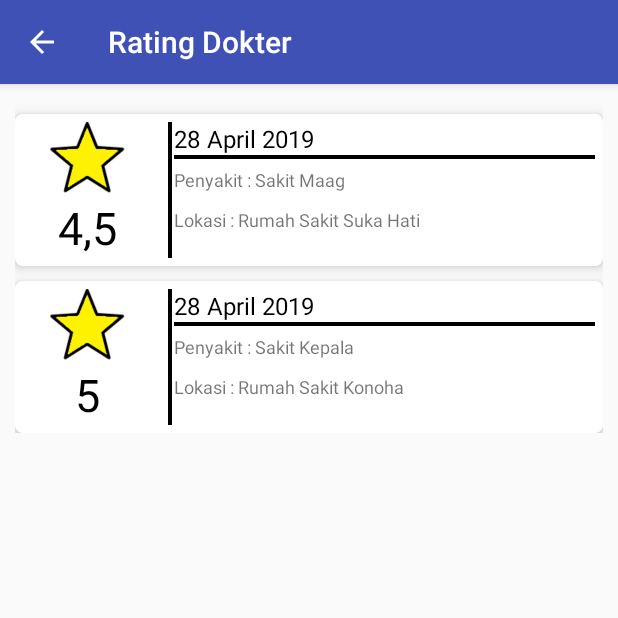
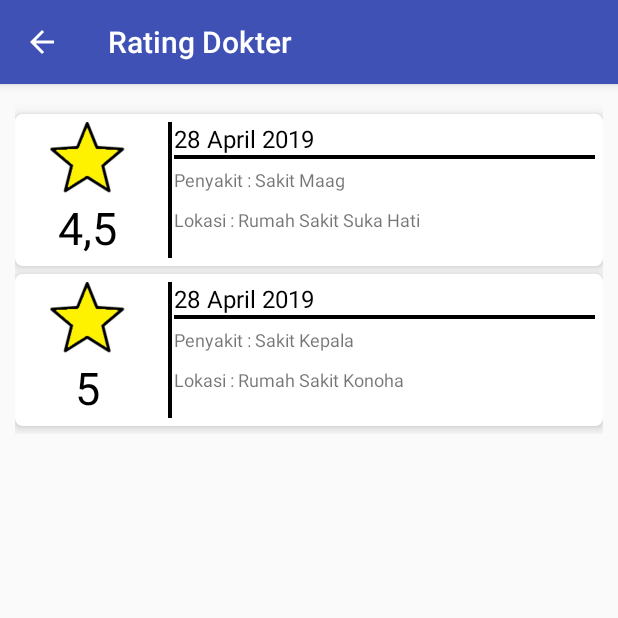
Before and after one commit to qprocompany/EzMedicPasien, an Android app: the RatingHistory screen opened directly, with no data from a screen before it, on a phone screen of 412 x 824 dp, the top half of it. Run offline under Robolectric (Android 15) with nearby library versions, the light colour scheme and no system bars.

Commit message:
new = resep dokter update = menu appoint dan rating history

```diff
--- a/app/src/main/AndroidManifest.xml
+++ b/app/src/main/AndroidManifest.xml
@@ -9,6 +9,7 @@
         android:roundIcon="@mipmap/ic_launcher_round"
         android:supportsRtl="true"
         android:theme="@style/AppTheme">
+        <activity android:name=".ResepDokter"></activity>
         <activity android:name=".MenuActivity">
             <intent-filter>
                 <action android:name="android.intent.action.MAIN" />
--- a/app/src/main/res/layout/activity_rating_history.xml
+++ b/app/src/main/res/layout/activity_rating_history.xml
@@ -23,32 +23,32 @@
                 android:id="@+id/popTelepon"
                 android:layout_width="match_parent"
                 android:layout_height="wrap_content"
+                android:layout_marginTop="10dp"
                 android:background="@drawable/radius"
-                android:orientation="horizontal"
                 android:elevation="5dp"
-                android:layout_marginTop="10dp">
+                android:orientation="horizontal">
 
 
                 <LinearLayout
                     android:layout_width="wrap_content"
                     android:layout_height="match_parent"
-                    android:orientation="vertical"
-                    android:layout_margin="5dp">
+                    android:layout_margin="5dp"
+                    android:orientation="vertical">
 
                     <ImageView
                         android:layout_width="75dp"
                         android:layout_height="50dp"
-                        android:layout_weight="1"
                         android:layout_marginLeft="5dp"
                         android:layout_marginRight="5dp"
+                        android:layout_weight="1"
                         app:srcCompat="@drawable/rating" />
 
                     <LinearLayout
                         android:layout_width="wrap_content"
                         android:layout_height="wrap_content"
-                        android:orientation="horizontal"
+                        android:layout_gravity="center_horizontal"
                         android:gravity="center_horizontal"
-                        android:layout_gravity="center_horizontal">
+                        android:orientation="horizontal">
 
                         <TextView
                             android:id="@+id/textView18"
@@ -66,21 +66,20 @@
                 <LinearLayout
                     android:layout_width="wrap_content"
                     android:layout_height="match_parent"
-                    android:padding="1dp"
-                    android:background="@color/colorBlack"
                     android:layout_marginLeft="5dp"
                     android:layout_marginTop="5dp"
+                    android:layout_marginRight="1dp"
                     android:layout_marginBottom="5dp"
-                    android:layout_marginRight="1dp">
-                </LinearLayout>
+                    android:background="@color/colorBlack"
+                    android:padding="1dp"></LinearLayout>
 
                 <LinearLayout
                     android:layout_width="match_parent"
                     android:layout_height="match_parent"
-                    android:orientation="vertical"
+                    android:layout_marginTop="5dp"
                     android:layout_marginRight="5dp"
-                    android:layout_marginTop="5dp"
-                    android:layout_marginBottom="5dp">
+                    android:layout_marginBottom="5dp"
+                    android:orientation="vertical">
 
                     <TextView
                         android:id="@+id/textView19"
@@ -88,32 +87,32 @@
                         android:layout_height="wrap_content"
                         android:text="28 April 2019"
                         android:textColor="@color/colorBlack"
-                        android:textSize="16dp"/>
+                        android:textSize="16dp" />
 
                     <LinearLayout
                         android:layout_width="match_parent"
                         android:layout_height="wrap_content"
-                        android:padding="1dp"
-                        android:background="@color/colorBlack">
-                    </LinearLayout>
+                        android:background="@color/colorBlack"
+                        android:padding="1dp"></LinearLayout>
 
                     <TextView
                         android:id="@+id/textView20"
                         android:layout_width="wrap_content"
                         android:layout_height="wrap_content"
+                        android:layout_marginTop="5dp"
                         android:text="Penyakit : Sakit Maag"
-                        android:layout_marginTop="5dp"
-                        android:textSize="12dp"/>
+                        android:textSize="12dp" />
 
                     <TextView
                         android:id="@+id/textView21"
                         android:layout_width="wrap_content"
                         android:layout_height="wrap_content"
+                        android:layout_marginTop="10dp"
                         android:text="Lokasi : Rumah Sakit Suka Hati"
-                        android:layout_marginTop="10dp"
-                        android:textSize="12dp"/>
+                        android:textSize="12dp" />
 
                 </LinearLayout>
+
 
             </LinearLayout>
 
@@ -123,7 +122,8 @@
                 android:background="@drawable/radius"
                 android:orientation="horizontal"
                 android:elevation="5dp"
-                android:layout_marginTop="10dp">
+                android:layout_marginTop="5dp"
+                android:layout_marginBottom="5dp">
 
 
                 <LinearLayout
```
Also changed, not shown: app/src/main/java/com/example/user/pasienapplication/ResepDokter.java (added, +13 -0 lines), app/src/main/res/layout/activity_menu_appointment.xml (+8 -4 lines), app/src/main/res/layout/activity_resep_dokter.xml (added, +9 -0 lines).
